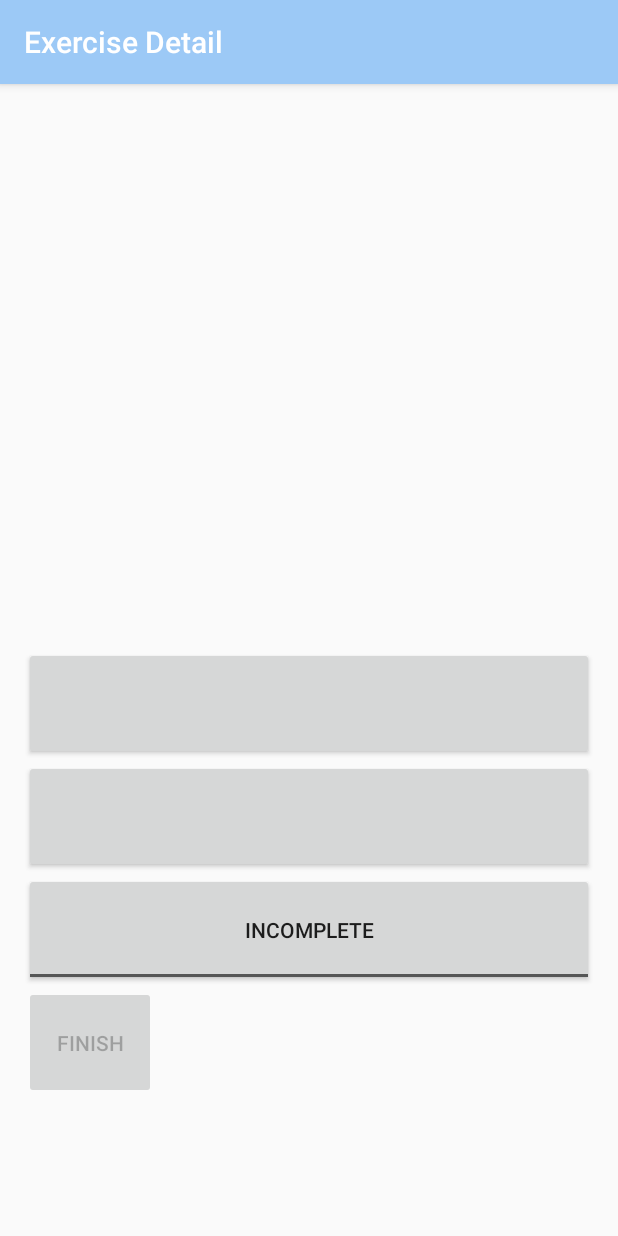
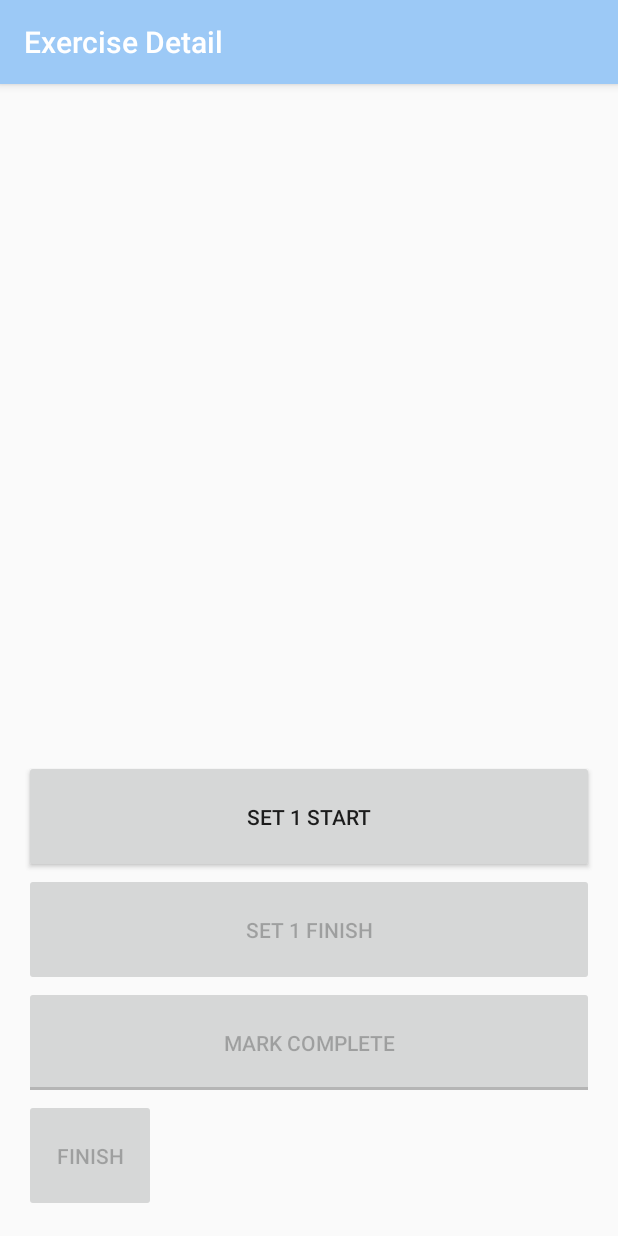
Before and after one commit to ConnorRoset/UpAndAppEm, an Android app: the ExerciseDetailFragment screen opened directly, with no data from a screen before it, on a phone screen of 412 x 824 dp. Run offline under Robolectric (Android 15) with nearby library versions, the phone set to English and light mode, and no system bars; 7 statements that could not run were skipped.

Commit message:
added more features to the exercise detail stuff. Set up to implement a (very) basic tracker now. Will need to verify with Chad beforehand.

```diff
--- a/app/src/main/java/edu/ualr/cpsc4399/cbroset/upandappem/DatabaseConnectors/UpdateExerciseRegimen.java
+++ b/app/src/main/java/edu/ualr/cpsc4399/cbroset/upandappem/DatabaseConnectors/UpdateExerciseRegimen.java
@@ -87,7 +87,7 @@ public class UpdateExerciseRegimen extends AsyncTask<String, Integer, InfoReg> {
     @Override
     protected void onPostExecute(InfoReg infoReg) {
 
-        Toast.makeText(activity, connection.getRequestMethod(), Toast.LENGTH_LONG).show();
+        //Toast.makeText(activity, connection.getRequestMethod(), Toast.LENGTH_LONG).show();
 
         //Toast.makeText(, "", Toast.LENGTH_SHORT).show();
     }
--- a/app/src/main/java/edu/ualr/cpsc4399/cbroset/upandappem/ExerciseDetailFragment.java
+++ b/app/src/main/java/edu/ualr/cpsc4399/cbroset/upandappem/ExerciseDetailFragment.java
@@ -23,6 +23,7 @@ import edu.ualr.cpsc4399.cbroset.upandappem.DatabaseConnectors.DownloadExerciseI
 import edu.ualr.cpsc4399.cbroset.upandappem.DatabaseConnectors.DownloadExerciseRegimens;
 import edu.ualr.cpsc4399.cbroset.upandappem.DatabaseConnectors.UpdateExerciseRegimen;
 import edu.ualr.cpsc4399.cbroset.upandappem.Exercise.ExerciseInfo;
+import edu.ualr.cpsc4399.cbroset.upandappem.Exercise.ExerciseRegimen;
 import edu.ualr.cpsc4399.cbroset.upandappem.Exercise.InfoReg;
 
 /**
@@ -46,7 +47,7 @@ public class ExerciseDetailFragment extends Fragment {
     Button finish, startSets, finishSets;
     TextView reps, sets, instructions;
     ToggleButton complete;
-
+    int setIndex;
 
     public ExerciseDetailFragment() {
     }
@@ -67,6 +68,9 @@ public class ExerciseDetailFragment extends Fragment {
         return rootView;
     }
 
+    private void updateButtonText(){
+        startSets.setText("Set number");
+    }
     public void onViewCreated(View view, Bundle savedInstanceState) {
         reps = (TextView) getActivity().findViewById(R.id.exercise_detail_rep_textView);
         String temp = "Reps: " + String.valueOf(infoReg.getExerciseRegimen().getExercise_reps());
@@ -79,9 +83,11 @@ public class ExerciseDetailFragment extends Fragment {
         instructions = (TextView) getActivity().findViewById(R.id.exercise_detail_instructions_textView);
         instructions.setText(infoReg.getExerciseInfo().getInstructions());
 
+        //toggle button
         complete = (ToggleButton) getActivity().findViewById(R.id.exercise_detail_complete_toggleButton);
-        complete.setTextOff("Incomplete");
+        complete.setTextOff("Mark complete");
         complete.setTextOn("Complete");
+        complete.setEnabled(false);
         if (infoReg.getExerciseRegimen().isComplete()) {
             complete.setChecked(true);
         } else {
@@ -99,6 +105,44 @@ public class ExerciseDetailFragment extends Fragment {
             }
         });
 
+        //start and finish buttons for toggle
+        setIndex = 0;
+
+        //startSets.setText("Set " + setIndex+1 + " start");
+        startSets = (Button) getActivity().findViewById(R.id.set_start_button);
+        startSets.setText("Set " + (setIndex+1) + " start");
+        startSets.setOnClickListener(new View.OnClickListener() {
+            @Override
+            public void onClick(View view) {
+                startSets.setEnabled(false);
+                finishSets.setEnabled(true);
+            }
+        });
+
+
+        finishSets = (Button) getActivity().findViewById(R.id.set_finish_button);
+        finishSets.setEnabled(false);
+        finishSets.setText("Set " + (setIndex+1) + " finish");
+        finishSets.setOnClickListener(new View.OnClickListener() {
+            @Override
+            public void onClick(View view) {
+                setIndex++;
+                if(setIndex>=infoReg.getExerciseRegimen().getExercise_set()){
+                    startSets.setEnabled(false);
+                    finishSets.setEnabled(false);
+                    complete.setEnabled(true);
+                } else {
+                    startSets.setEnabled(true);
+                    finishSets.setEnabled(false);
+                    startSets.setText("Set " + (setIndex + 1) + " start");
+                    finishSets.setText("Set " + (setIndex + 1) + " finish");
+                }
+            }
+        });
+
+
+
+        //finish button
         finish = (Button) getActivity().findViewById(R.id.exercise_detail_finish_button);
         if (infoReg.getExerciseRegimen().isComplete()) {
             finish.setEnabled(true);
@@ -109,7 +153,7 @@ public class ExerciseDetailFragment extends Fragment {
             @Override
             public void onClick(View view) {
                 infoReg.getExerciseRegimen().setComplete(true);
-
+                infoReg.getExerciseRegimen().setExercise_quality(ExerciseRegimen.QUALITY.FIVE);
                 Intent intent = new Intent();
                 Bundle rBundle = new Bundle();
                 //populate the bundle with the result
--- a/app/src/main/res/layout/exercise_detail.xml
+++ b/app/src/main/res/layout/exercise_detail.xml
@@ -26,7 +26,7 @@
     <ScrollView
         android:layout_width="match_parent"
         android:layout_height="0dp"
-        android:layout_weight="3">
+        android:layout_weight="4">
 
         <TextView
             android:id="@+id/exercise_detail_instructions_textView"
```
